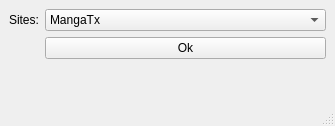
First picture: the form in setting.ui, repository mjbn/comicDl, before the edit.
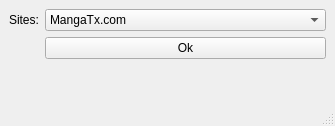
Second picture: the form after the edit.

```diff
--- a/setting.ui
+++ b/setting.ui
@@ -26,7 +26,7 @@
      <widget class="QComboBox" name="comboBox">
       <item>
        <property name="text">
-        <string>MangaTx</string>
+        <string>MangaTx.com</string>
        </property>
       </item>
       <item>
```
Left out of the diff: 7 changed lines with no effect on the pictures.
